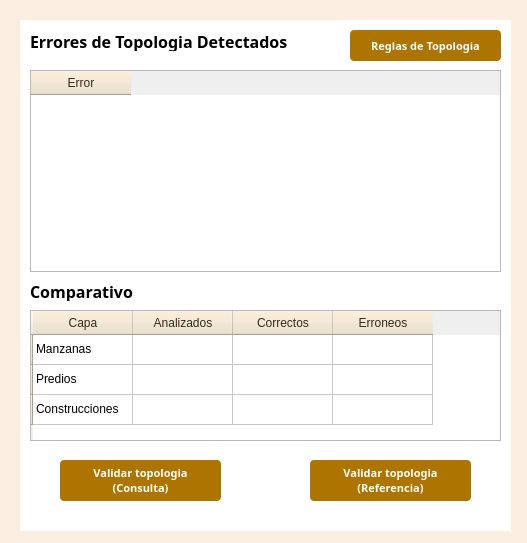
Before: the Qt Designer form funciones/topologia/TopologiaV3_dialog_base.ui in gerardoros/CartograficoQgisPlugin, drawn with Qt 5.
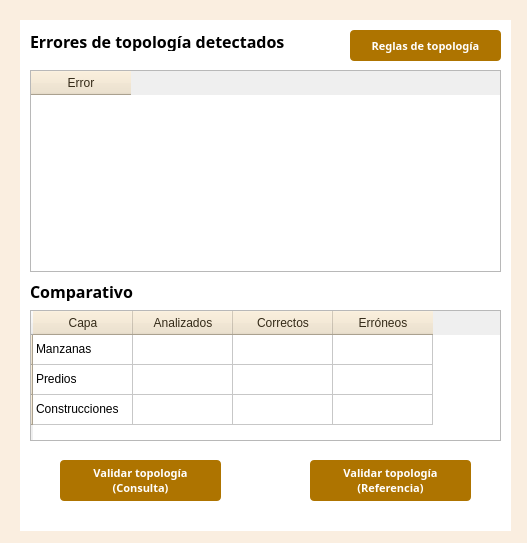
After: the same form once the commit is applied.

Commit message: validaciones agregadas para el guardado de capas de referencia, consulta de las capas normales y de referencia, validaciones de topologia, ajuste de diseño

```diff
--- a/funciones/topologia/TopologiaV3_dialog_base.ui
+++ b/funciones/topologia/TopologiaV3_dialog_base.ui
@@ -73,7 +73,7 @@
     </font>
    </property>
    <property name="text">
-    <string>&lt;html&gt;&lt;head/&gt;&lt;body&gt;&lt;p&gt;Errores de Topologia Detectados&lt;/p&gt;&lt;/body&gt;&lt;/html&gt;</string>
+    <string>&lt;html&gt;&lt;head/&gt;&lt;body&gt;&lt;p&gt;Errores de topología detectados&lt;/p&gt;&lt;/body&gt;&lt;/html&gt;</string>
    </property>
   </widget>
   <widget class="QTableWidget" name="tablaComp">
@@ -127,7 +127,7 @@
    </column>
    <column>
     <property name="text">
-     <string>Erroneos</string>
+     <string>Erróneos</string>
     </property>
    </column>
    <item row="0" column="0">
@@ -200,7 +200,7 @@
 }</string>
    </property>
    <property name="text">
-    <string>Validar topologia
+    <string>Validar topología
 (Consulta)</string>
    </property>
   </widget>
@@ -237,7 +237,7 @@
 }</string>
    </property>
    <property name="text">
-    <string>Validar topologia
+    <string>Validar topología
 (Referencia)</string>
    </property>
   </widget>
@@ -274,7 +274,7 @@
 }</string>
    </property>
    <property name="text">
-    <string>Reglas de Topologia</string>
+    <string>Reglas de topología</string>
    </property>
   </widget>
   <widget class="QWidget" name="widget" native="true">
```
Left out of the diff: 2 changed lines with no effect on the pictures. The commit also changes 8 other files.
